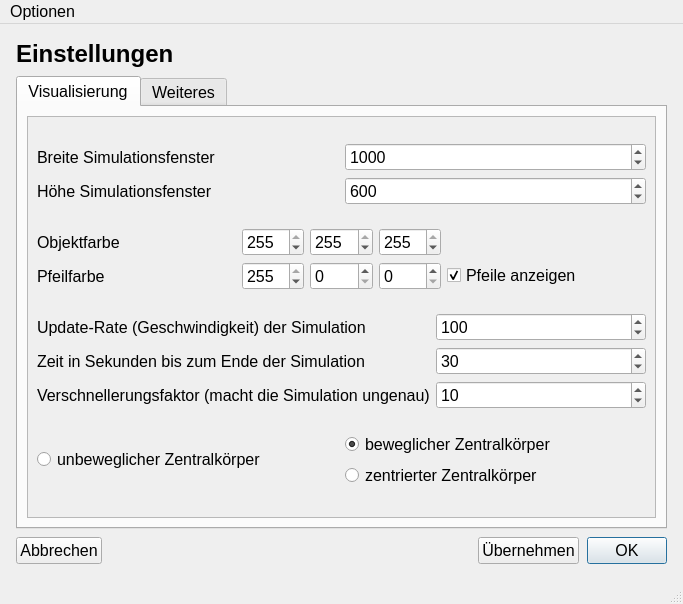
First picture: the form in twobodyproblem/ui/settings.ui, repository fflopsi/twobodyproblem, before the edit.
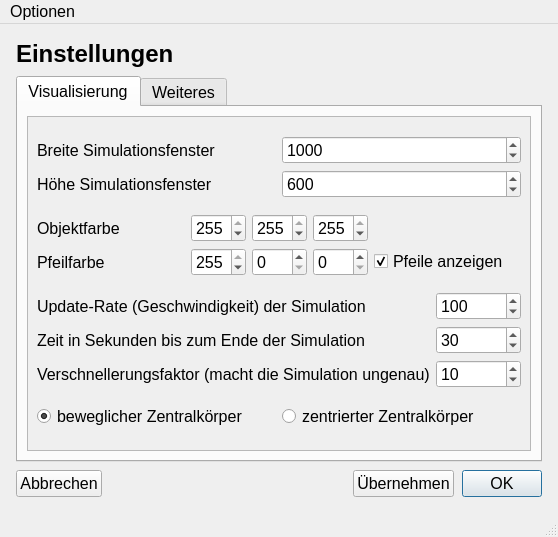
Second picture: the form after the edit.

Commit message: remove central_unmoving choice

What changed in the file:
```diff
--- a/twobodyproblem/ui/settings.ui
+++ b/twobodyproblem/ui/settings.ui
@@ -6,8 +6,8 @@
    <rect>
     <x>0</x>
     <y>0</y>
-    <width>683</width>
-    <height>604</height>
+    <width>558</width>
+    <height>537</height>
    </rect>
   </property>
   <property name="font">
@@ -62,12 +62,12 @@
             <rect>
              <x>0</x>
              <y>0</y>
-             <width>621</width>
-             <height>357</height>
+             <width>502</width>
+             <height>326</height>
             </rect>
            </property>
-           <layout class="QVBoxLayout" name="verticalLayout_3">
-            <item>
+           <layout class="QGridLayout" name="gridLayout_2">
+            <item row="0" column="0" colspan="2">
              <layout class="QGridLayout" name="gridLayout_3">
               <item row="0" column="0">
                <widget class="QLabel" name="label">
@@ -111,7 +111,7 @@
               </item>
              </layout>
             </item>
-            <item>
+            <item row="1" column="0" colspan="2">
              <layout class="QGridLayout" name="gridLayout">
               <item row="0" column="1">
                <layout class="QHBoxLayout" name="horizontalLayout_3">
@@ -204,7 +204,7 @@
               </item>
              </layout>
             </item>
-            <item>
+            <item row="2" column="0" colspan="2">
              <layout class="QGridLayout" name="gridLayout_4">
               <item row="0" column="1">
                <widget class="QSpinBox" name="update_rate">
@@ -274,9 +274,35 @@
               </item>
              </layout>
             </item>
-            <item>
-             <layout class="QGridLayout" name="gridLayout_2">
-              <item row="1" column="1">
+            <item row="3" column="0">
+             <widget class="QRadioButton" name="do_central_moving">
+              <property name="toolTip">
+               <string/>
+              </property>
+              <property name="toolTipDuration">
+               <number>-1</number>
+              </property>
+              <property name="statusTip">
+               <string/>
+              </property>
+              <property name="whatsThis">
+               <string/>
+              </property>
+              <property name="accessibleName">
+               <string/>
+              </property>
+              <property name="accessibleDescription">
+               <string/>
+              </property>
+              <property name="text">
+               <string>beweglicher Zentralkörper</string>
+              </property>
+              <property name="checked">
+               <bool>true</bool>
+              </property>
+             </widget>
+            </item>
+            <item row="3" column="1">
                <widget class="QRadioButton" name="do_central_centered">
                 <property name="toolTip">
                  <string>&lt;html&gt;&lt;head/&gt;&lt;body&gt;&lt;p&gt;Der Zentralkörper wird bei Aktivieren dieses Feldes immer in der Mitte der Visualisierung angezeigt werden.&lt;/p&gt;&lt;/body&gt;&lt;/html&gt;</string>
@@ -304,49 +330,6 @@
                 </property>
                </widget>
               </item>
-              <item row="0" column="1">
-               <widget class="QRadioButton" name="do_central_moving">
-                <property name="toolTip">
-                 <string/>
-                </property>
-                <property name="toolTipDuration">
-                 <number>-1</number>
-                </property>
-                <property name="statusTip">
-                 <string/>
-                </property>
-                <property name="whatsThis">
-                 <string/>
-                </property>
-                <property name="accessibleName">
-                 <string/>
-                </property>
-                <property name="accessibleDescription">
-                 <string/>
-                </property>
-                <property name="text">
-                 <string>beweglicher Zentralkörper</string>
-                </property>
-                <property name="checked">
-                 <bool>true</bool>
-                </property>
-               </widget>
-              </item>
-              <item row="0" column="0" rowspan="2">
-               <widget class="QRadioButton" name="do_central_unmoving">
-                <property name="toolTip">
-                 <string>&lt;html&gt;&lt;head/&gt;&lt;body&gt;&lt;p&gt;Bei Aktivieren dieses Feldes werden die Kräfte, die auf den Zentralkörper wirken, vernachlässigt werden. Somit wird er unbeweglich im Zentrum der Visualisierung stehen.&lt;/p&gt;&lt;/body&gt;&lt;/html&gt;</string>
-                </property>
-                <property name="statusTip">
-                 <string>to be removed</string>
-                </property>
-                <property name="text">
-                 <string>unbeweglicher Zentralkörper</string>
-                </property>
-               </widget>
-              </item>
-             </layout>
-            </item>
            </layout>
           </widget>
          </widget>
@@ -489,8 +472,8 @@
     <rect>
      <x>0</x>
      <y>0</y>
-     <width>683</width>
-     <height>34</height>
+     <width>558</width>
+     <height>26</height>
     </rect>
    </property>
    <widget class="QMenu" name="menuOptionen">
```
Left out of the diff: 4 changed lines with no effect on the pictures. Lines whose indentation alone changed are shown as unchanged.
